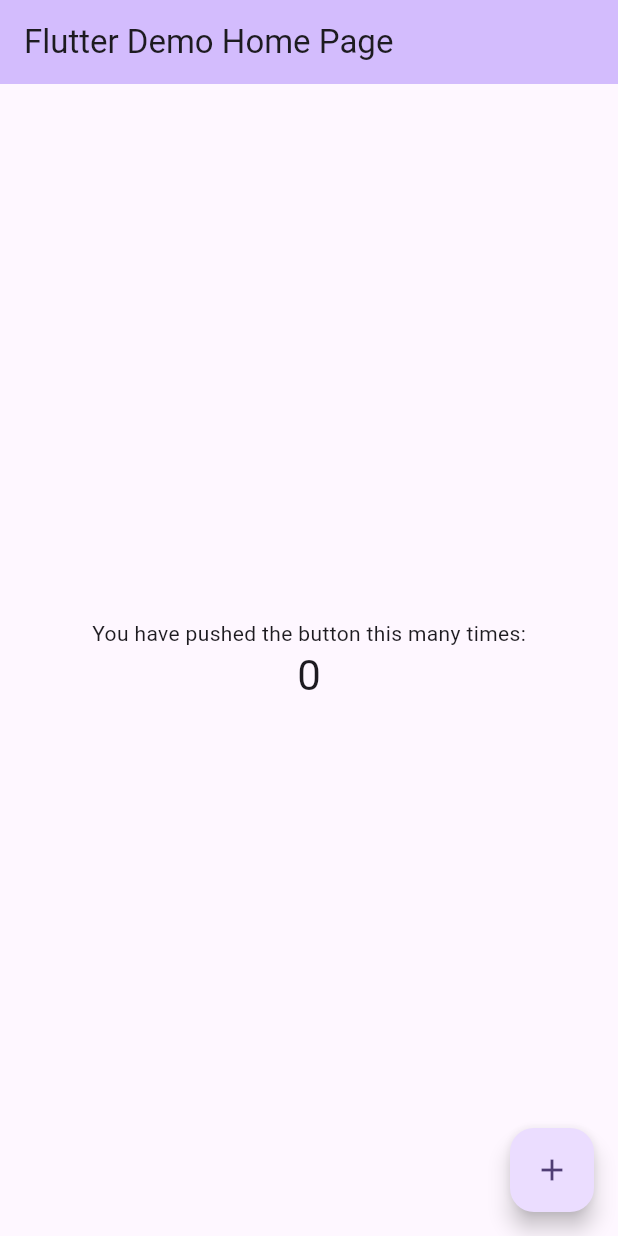
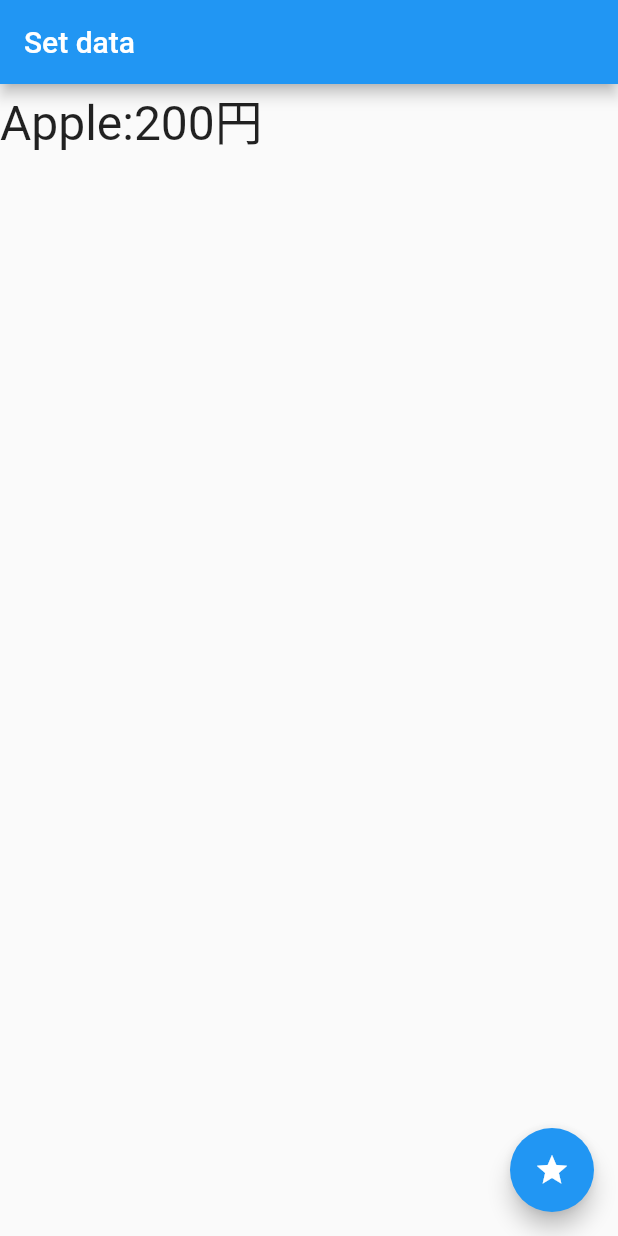
Before and after one commit to yossibank/FlutterApp, a Flutter app: the screen it shows after launch, on a phone screen of 412 x 824 dp. Run offline on Flutter 3.47's test engine with Material 2 defaults, Android fonts, the phone set to English and light mode, and no system bars; our stand-ins replace font_awesome_flutter.

Commit message:
StatefulWidgetでの画面の更新

```diff
--- a/practice3/lib/main.dart
+++ b/practice3/lib/main.dart
@@ -5,121 +5,70 @@ void main() {
 }
 
 class MyApp extends StatelessWidget {
-  const MyApp({super.key});
+  const MyApp({Key? key}) : super(key: key);
 
-  // This widget is the root of your application.
+  final title = 'Flutterタイトル';
+
   @override
   Widget build(BuildContext context) {
     return MaterialApp(
       title: 'Flutter Demo',
-      theme: ThemeData(
-        // This is the theme of your application.
-        //
-        // TRY THIS: Try running your application with "flutter run". You'll see
-        // the application has a blue toolbar. Then, without quitting the app,
-        // try changing the seedColor in the colorScheme below to Colors.green
-        // and then invoke "hot reload" (save your changes or press the "hot
-        // reload" button in a Flutter-supported IDE, or press "r" if you used
-        // the command line to start the app).
-        //
-        // Notice that the counter didn't reset back to zero; the application
-        // state is not lost during the reload. To reset the state, use hot
-        // restart instead.
-        //
-        // This works for code too, not just values: Most code changes can be
-        // tested with just a hot reload.
-        colorScheme: ColorScheme.fromSeed(seedColor: Colors.deepPurple),
-        useMaterial3: true,
-      ),
-      home: const MyHomePage(title: 'Flutter Demo Home Page'),
+      home: MyHomePage(title: title),
     );
   }
 }
 
 class MyHomePage extends StatefulWidget {
-  const MyHomePage({super.key, required this.title});
+  final String title;
 
-  // This widget is the home page of your application. It is stateful, meaning
-  // that it has a State object (defined below) that contains fields that affect
-  // how it looks.
-
-  // This class is the configuration for the state. It holds the values (in this
-  // case the title) provided by the parent (in this case the App widget) and
-  // used by the build method of the State. Fields in a Widget subclass are
-  // always marked "final".
-
-  final String title;
+  const MyHomePage({Key? key, required this.title}) : super(key: key);
 
   @override
   State<MyHomePage> createState() => _MyHomePageState();
 }
 
+class Data {
+  final int _price;
+  final String _name;
+
+  Data(this._name, this._price) : super();
+
+  @override
+  String toString() {
+    return '$_name:$_price円';
+  }
+}
+
 class _MyHomePageState extends State<MyHomePage> {
-  int _counter = 0;
+  static final _data = [
+    Data('Apple', 200),
+    Data('Orange', 150),
+    Data('Peach', 300),
+  ];
 
-  void _incrementCounter() {
+  Data _item = _data[0];
+
+  void _setData() {
     setState(() {
-      // This call to setState tells the Flutter framework that something has
-      // changed in this State, which causes it to rerun the build method below
-      // so that the display can reflect the updated values. If we changed
-      // _counter without calling setState(), then the build method would not be
-      // called again, and so nothing would appear to happen.
-      _counter++;
+      _item = (_data..shuffle()).first;
     });
   }
 
   @override
   Widget build(BuildContext context) {
-    // This method is rerun every time setState is called, for instance as done
-    // by the _incrementCounter method above.
-    //
-    // The Flutter framework has been optimized to make rerunning build methods
-    // fast, so that you can just rebuild anything that needs updating rather
-    // than having to individually change instances of widgets.
     return Scaffold(
       appBar: AppBar(
-        // TRY THIS: Try changing the color here to a specific color (to
-        // Colors.amber, perhaps?) and trigger a hot reload to see the AppBar
-        // change color while the other colors stay the same.
-        backgroundColor: Theme.of(context).colorScheme.inversePrimary,
-        // Here we take the value from the MyHomePage object that was created by
-        // the App.build method, and use it to set our appbar title.
-        title: Text(widget.title),
+        title: Text('Set data'),
       ),
-      body: Center(
-        // Center is a layout widget. It takes a single child and positions it
-        // in the middle of the parent.
-        child: Column(
-          // Column is also a layout widget. It takes a list of children and
-          // arranges them vertically. By default, it sizes itself to fit its
-          // children horizontally, and tries to be as tall as its parent.
-          //
-          // Column has various properties to control how it sizes itself and
-          // how it positions its children. Here we use mainAxisAlignment to
-          // center the children vertically; the main axis here is the vertical
-          // axis because Columns are vertical (the cross axis would be
-          // horizontal).
-          //
-          // TRY THIS: Invoke "debug painting" (choose the "Toggle Debug Paint"
-          // action in the IDE, or press "p" in the console), to see the
-          // wireframe for each widget.
-          mainAxisAlignment: MainAxisAlignment.center,
-          children: <Widget>[
-            const Text(
-              'You have pushed the button this many times:',
-            ),
-            Text(
-              '$_counter',
-              style: Theme.of(context).textTheme.headlineMedium,
-            ),
-          ],
-        ),
+      body: Text(
+        _item.toString(),
+        style: const TextStyle(fontSize: 32.0),
       ),
       floatingActionButton: FloatingActionButton(
-        onPressed: _incrementCounter,
-        tooltip: 'Increment',
-        child: const Icon(Icons.add),
-      ), // This trailing comma makes auto-formatting nicer for build methods.
+        onPressed: _setData,
+        tooltip: 'SetData',
+        child: const Icon(Icons.star),
+      ),
     );
   }
 }
```
